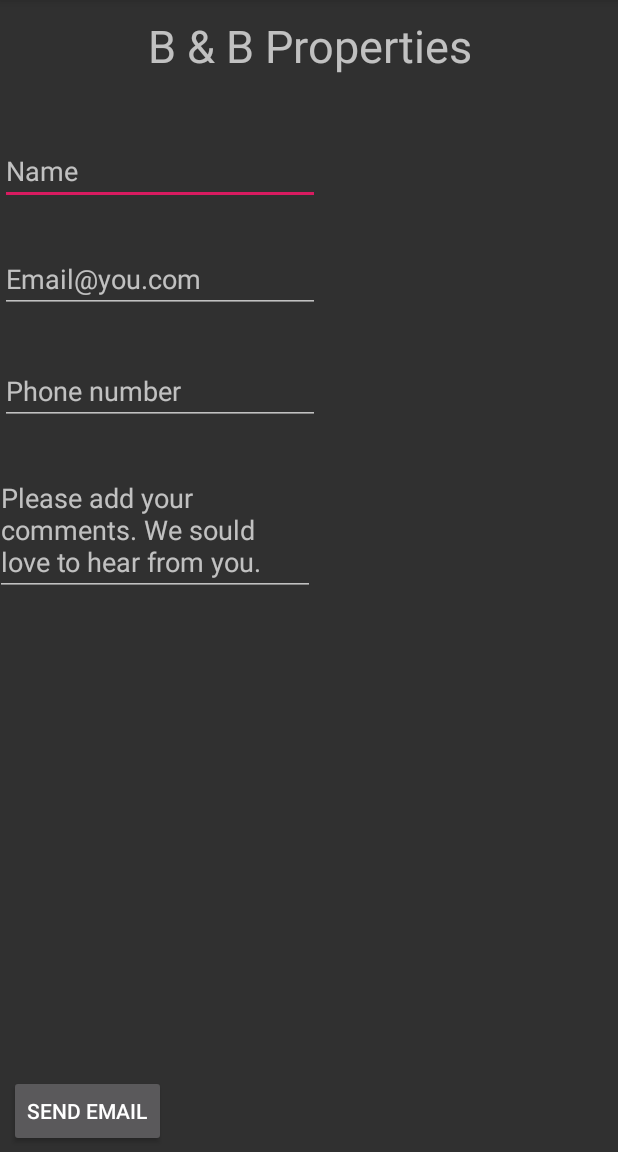
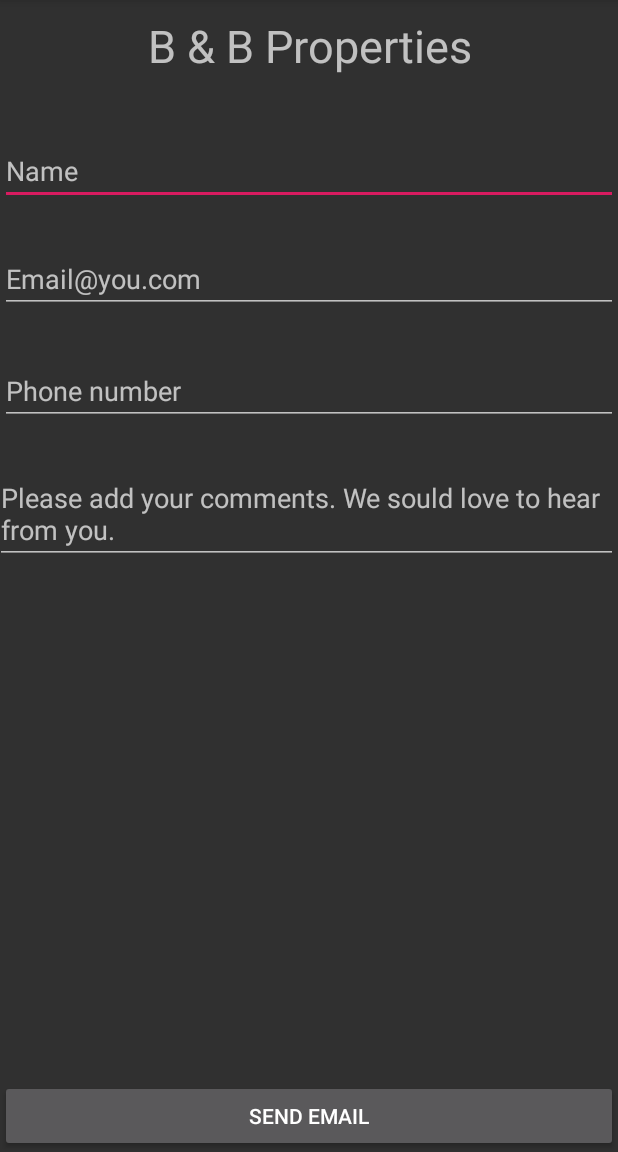
Before and after one commit to tracyjohnson213/AvailableRentals, an Android app: the EmailFormActivity screen opened directly, with no data from a screen before it, on a phone screen of 412 x 824 dp, the part 84-1236 px from its top. Run offline under Robolectric (Android 15) with nearby library versions, the phone set to English and light mode, and no system bars.

Commit message:
improve view of email form

```diff
--- a/app/src/main/res/layout/activity_email_form.xml
+++ b/app/src/main/res/layout/activity_email_form.xml
@@ -23,21 +23,25 @@
 
     <EditText
         android:id="@+id/editTextName"
-        android:layout_width="wrap_content"
+        android:layout_width="match_parent"
         android:layout_height="wrap_content"
         android:layout_alignParentStart="true"
+        android:layout_alignParentLeft="true"
         android:layout_alignParentTop="true"
         android:layout_marginTop="91dp"
+        android:layout_centerHorizontal="true"
         android:ems="10"
         android:hint="@string/editTextName"
         android:inputType="textPersonName" />
 
     <EditText
         android:id="@+id/editTextEmail"
-        android:layout_width="wrap_content"
+        android:layout_width="match_parent"
         android:layout_height="wrap_content"
         android:layout_alignParentStart="true"
+        android:layout_alignParentLeft="true"
         android:layout_alignParentTop="true"
+        android:layout_centerHorizontal="true"
         android:layout_marginTop="163dp"
         android:ems="10"
         android:hint="@string/editTextEmail"
@@ -45,23 +49,28 @@
 
     <EditText
         android:id="@+id/editTextPhone"
-        android:layout_width="wrap_content"
+        android:layout_width="match_parent"
         android:layout_height="wrap_content"
         android:layout_alignParentStart="true"
+        android:layout_alignParentLeft="true"
         android:layout_alignParentTop="true"
         android:layout_marginTop="238dp"
+        android:layout_centerHorizontal="true"
         android:ems="10"
         android:hint="@string/editTextPhone"
         android:inputType="phone" />
 
     <EditText
         android:id="@+id/editTextMessage"
-        android:layout_width="wrap_content"
+        android:layout_width="match_parent"
         android:layout_height="wrap_content"
         android:layout_alignParentStart="true"
+        android:layout_alignParentLeft="true"
         android:layout_alignParentTop="true"
         android:layout_marginStart="-3dp"
+        android:layout_marginLeft="-3dp"
         android:layout_marginTop="309dp"
+        android:layout_centerHorizontal="true"
         android:ems="10"
         android:gravity="start|top"
         android:hint="@string/editTextMessage"
@@ -72,13 +81,10 @@
         android:layout_width="wrap_content"
         android:layout_height="wrap_content"
         android:layout_alignParentStart="true"
+        android:layout_alignParentLeft="true"
         android:layout_alignParentEnd="true"
         android:layout_alignParentRight="true"
         android:layout_alignParentBottom="true"
-        android:layout_marginStart="6dp"
-        android:layout_marginEnd="301dp"
-        android:layout_marginRight="301dp"
-        android:layout_marginBottom="3dp"
         android:text="@string/btnEmail" />
 
 </RelativeLayout>
```
